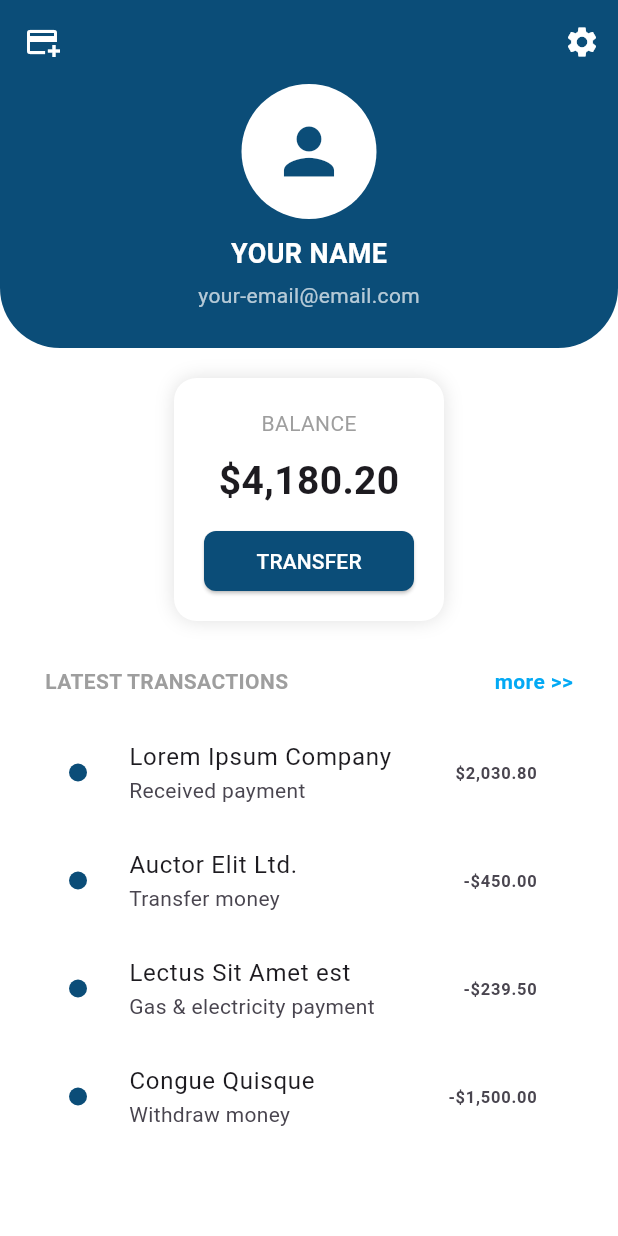
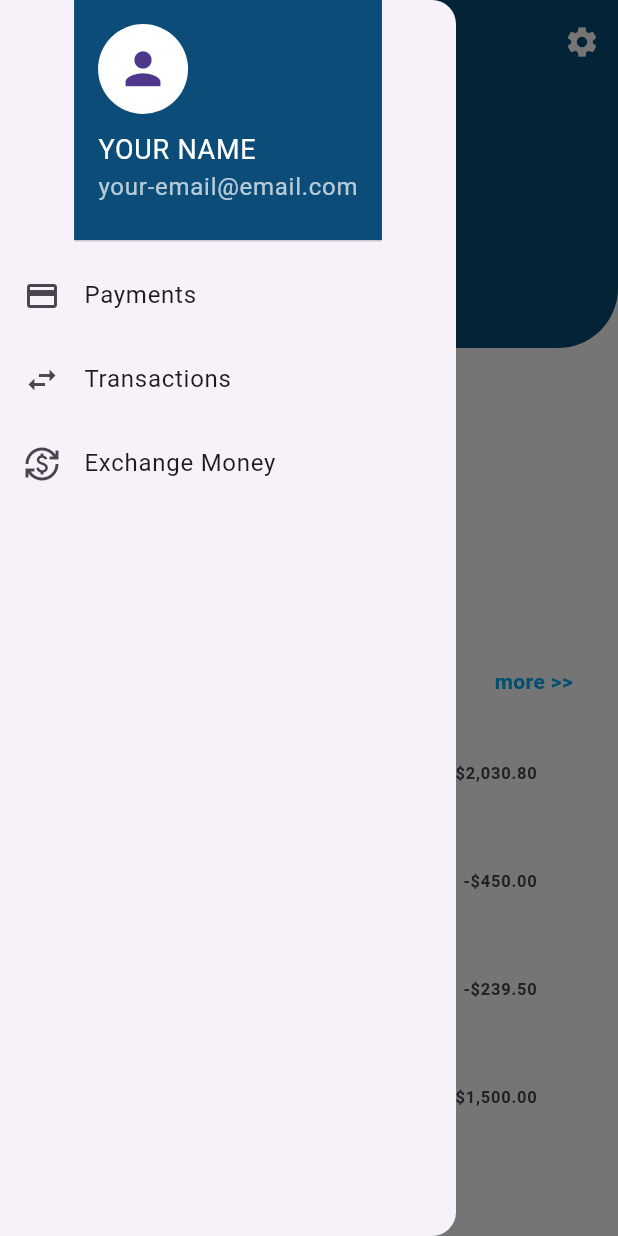
Before and after one commit to Uc54834/Bank_app, a Flutter app: the HomePage screen opened directly, with the side drawer open (before the commit the screen has no drawer), on a phone screen of 412 x 824 dp. Run offline on Flutter 3.47's test engine with Material 3 defaults, Android fonts, the phone set to English and light mode, and no system bars.

Commit message:
Add payment page with icons

```diff
--- a/banck_app/lib/pages/home_page.dart
+++ b/banck_app/lib/pages/home_page.dart
@@ -3,6 +3,7 @@ import 'account_page.dart';
 import 'add_card_page.dart';
 import 'transaction_page.dart';
 import 'transaction_history_page.dart';
+import 'payment.dart';
 
 class HomePage extends StatelessWidget {
   const HomePage({super.key});
@@ -10,21 +11,18 @@ class HomePage extends StatelessWidget {
   @override
   Widget build(BuildContext context) {
     return Scaffold(
+      drawer: _buildAppDrawer(context),
       backgroundColor: Colors.white,
       appBar: AppBar(
         backgroundColor: const Color(0xFF0B4D78),
         elevation: 0,
-        leading: IconButton(
-          icon: const Icon(
-            Icons.add_card,
-            color: Color.fromARGB(255, 255, 255, 255),
+        leading: Builder(
+          builder: (context) => IconButton(
+            icon: const Icon(Icons.menu, color: Colors.white),
+            onPressed: () {
+              Scaffold.of(context).openDrawer();
+            },
           ),
-          onPressed: () {
-            Navigator.push(
-              context,
-              MaterialPageRoute(builder: (context) => const AddCardPage()),
-            );
-          },
         ),
         actions: [
           IconButton(
@@ -200,6 +198,74 @@ class HomePage extends StatelessWidget {
       ),
     );
   }
+
+  Widget _buildAppDrawer(BuildContext context) {
+    return Drawer(
+      child: Column(
+        children: [
+          DrawerHeader(
+            decoration: const BoxDecoration(
+              color: Color(0xFF0B4D78),
+            ),
+            child: Column(
+              crossAxisAlignment: CrossAxisAlignment.start,
+              children: const [
+                CircleAvatar(
+                  radius: 30,
+                  backgroundColor: Colors.white,
+                  child: Icon(Icons.person, size: 35),
+                ),
+                SizedBox(height: 10),
+                Text(
+                  'YOUR NAME',
+                  style: TextStyle(color: Colors.white, fontSize: 18),
+                ),
+                Text(
+                  'your-email@email.com',
+                  style: TextStyle(color: Colors.white70),
+                ),
+              ],
+            ),
+          ),
+
+          ListTile(
+            leading: const Icon(Icons.payment),
+            title: const Text('Payments'),
+            onTap: () {
+              Navigator.pop(context);
+              Navigator.push(
+                context,
+                MaterialPageRoute(builder: (context) => PaymentPage()),
+              );
+            },
+          ),
+
+          ListTile(
+            leading: const Icon(Icons.swap_horiz),
+            title: const Text('Transactions'),
+            onTap: () {
+              Navigator.pop(context);
+              Navigator.push(
+                context,
+                MaterialPageRoute(
+                  builder: (context) => const TransactionHistoryPage(),
+                ),
+              );
+            },
+          ),
+
+          ListTile(
+            leading: const Icon(Icons.currency_exchange),
+            title: const Text('Exchange Money'),
+            onTap: () {
+              Navigator.pop(context);
+              // TODO: Navigate to BillsPage
+            },
+          ),
+        ],
+      ),
+    );
+  }
 }
 
 class TransactionTile extends StatelessWidget {
--- a/banck_app/lib/pages/transaction_page.dart
+++ b/banck_app/lib/pages/transaction_page.dart
@@ -12,12 +12,13 @@ class TransactionPage extends StatelessWidget {
           icon: const Icon(Icons.arrow_back, color: Color.fromARGB(255, 255, 255, 255),),
           onPressed: () => Navigator.pop(context),
         ),
-        title: const Text('TRANSACTION',
+        title: const Text('TRANSFER MONEY',
           style: TextStyle(
                     color: Colors.white,
                     fontSize: 18,
                     fontWeight: FontWeight.bold,
-                  ),),
+                  ),
+              ),
         centerTitle: true,
         actions: [
           IconButton(
```
Also changed, not shown: banck_app/lib/pages/payment.dart (added, +146 -0 lines), banck_app/lib/pages/transaction_history_page.dart (+15 -3 lines).
